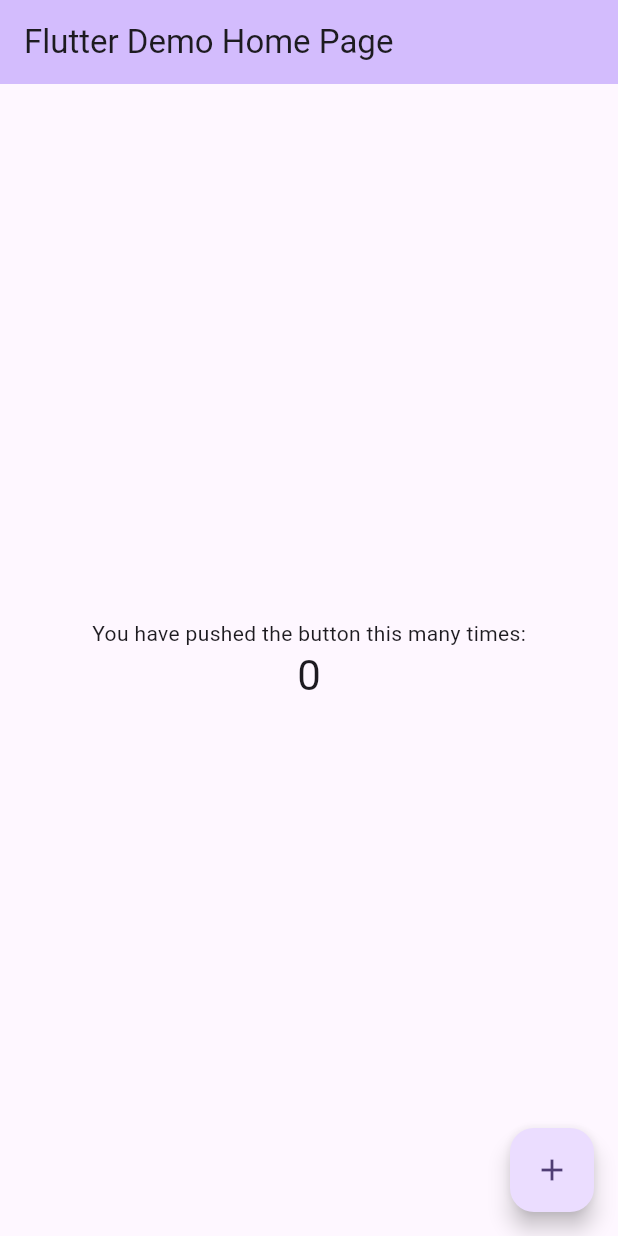
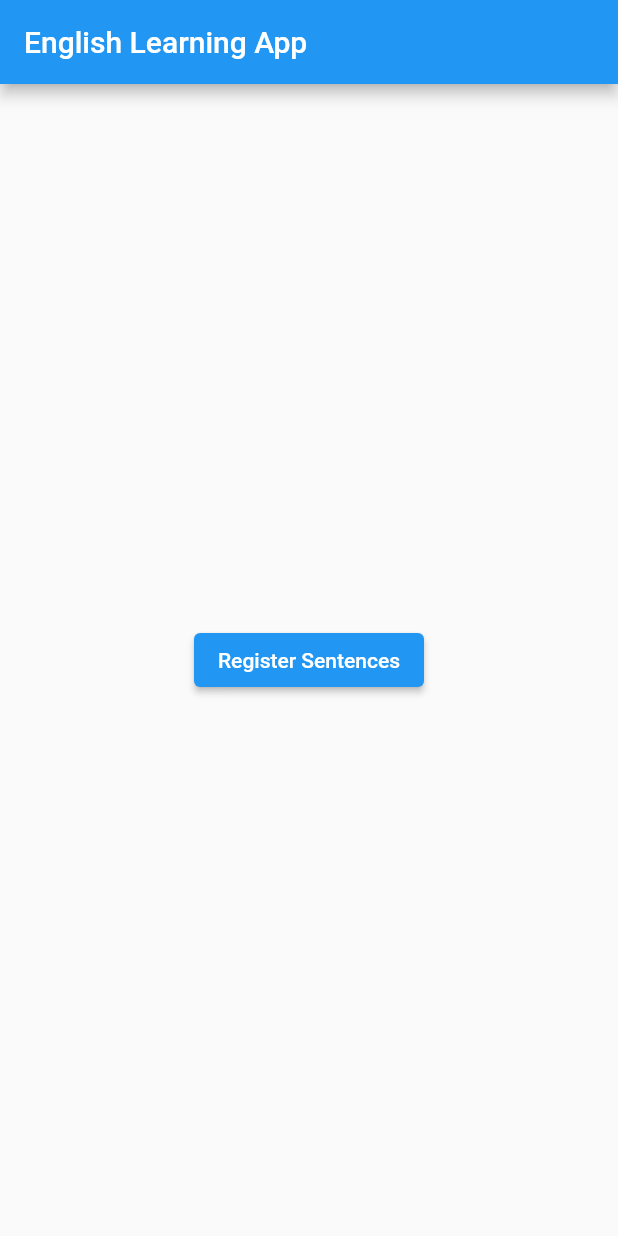
Before and after one commit to KEN-4/english_learning_app, a Flutter app: the screen it shows after launch, on a phone screen of 412 x 824 dp. Run offline on Flutter 3.47's test engine with Material 2 defaults, Android fonts, the phone set to English and light mode, and no system bars; our stand-ins replace cloud_firestore, firebase_core; accounts and stored records are empty.

Commit message:
Add sentence input page & model

```diff
--- a/lib/main.dart
+++ b/lib/main.dart
@@ -1,3 +1,4 @@
+import 'package:english_learning_app/views/top_page.dart';
 import 'package:flutter/material.dart';
 import 'package:firebase_core/firebase_core.dart';
 import 'firebase_options.dart';
@@ -6,71 +7,18 @@ void main() async{
   await Firebase.initializeApp(
     options: DefaultFirebaseOptions.currentPlatform,
   );
-  runApp(const MyApp());
+  runApp(MyApp());
 }
 
-
-
 class MyApp extends StatelessWidget {
-  const MyApp({super.key});
-
   @override
   Widget build(BuildContext context) {
     return MaterialApp(
-      title: 'Flutter Demo',
+      title: 'English Learning App',
       theme: ThemeData(
-        colorScheme: ColorScheme.fromSeed(seedColor: Colors.deepPurple),
-        useMaterial3: true,
+        primarySwatch: Colors.blue,
       ),
-      home: const MyHomePage(title: 'Flutter Demo Home Page'),
+      home: TopPage(),
     );
   }
 }
-
-class MyHomePage extends StatefulWidget {
-  const MyHomePage({super.key, required this.title});
-
-  final String title;
-
-  @override
-  State<MyHomePage> createState() => _MyHomePageState();
-}
-
-class _MyHomePageState extends State<MyHomePage> {
-  int _counter = 0;
-
-  void _incrementCounter() {
-    setState(() {
-      _counter++;
-    });
-  }
-
-  @override
-  Widget build(BuildContext context) {
-    return Scaffold(
-      appBar: AppBar(
-        backgroundColor: Theme.of(context).colorScheme.inversePrimary,
-        title: Text(widget.title),
-      ),
-      body: Center(
-        child: Column(
-          mainAxisAlignment: MainAxisAlignment.center,
-          children: <Widget>[
-            const Text(
-              'You have pushed the button this many times:',
-            ),
-            Text(
-              '$_counter',
-              style: Theme.of(context).textTheme.headlineMedium,
-            ),
-          ],
-        ),
-      ),
-      floatingActionButton: FloatingActionButton(
-        onPressed: _incrementCounter,
-        tooltip: 'Increment',
-        child: const Icon(Icons.add),
-      ),
-    );
-  }
-}
--- /dev/null
+++ b/lib/models/sentence_model.dart
@@ -0,0 +1,12 @@
+import 'package:cloud_firestore/cloud_firestore.dart';
+
+class SentenceModel {
+  Future<void> saveSentence(String englishText, String japaneseText, String difficulty) async {
+    var collection = FirebaseFirestore.instance.collection('sentences');
+    await collection.add({
+      'english': englishText,
+      'japanese': japaneseText,
+      'difficulty': difficulty,
+    });
+  }
+}
--- /dev/null
+++ b/lib/views/top_page.dart
@@ -0,0 +1,24 @@
+import 'package:flutter/material.dart';
+import 'sentence_input_page.dart';
+
+class TopPage extends StatelessWidget {
+  @override
+  Widget build(BuildContext context) {
+    return Scaffold(
+      appBar: AppBar(
+        title: Text('English Learning App'),
+      ),
+      body: Center(
+        child: ElevatedButton(
+          onPressed: () {
+            Navigator.push(
+              context,
+              MaterialPageRoute(builder: (context) => SentenceInputPage()),
+            );
+          },
+          child: Text('Register Sentences'),
+        ),
+      ),
+    );
+  }
+}
```
Also changed, not shown: lib/views/sentence_input_page.dart (added, +71 -0 lines), 4 other files.
